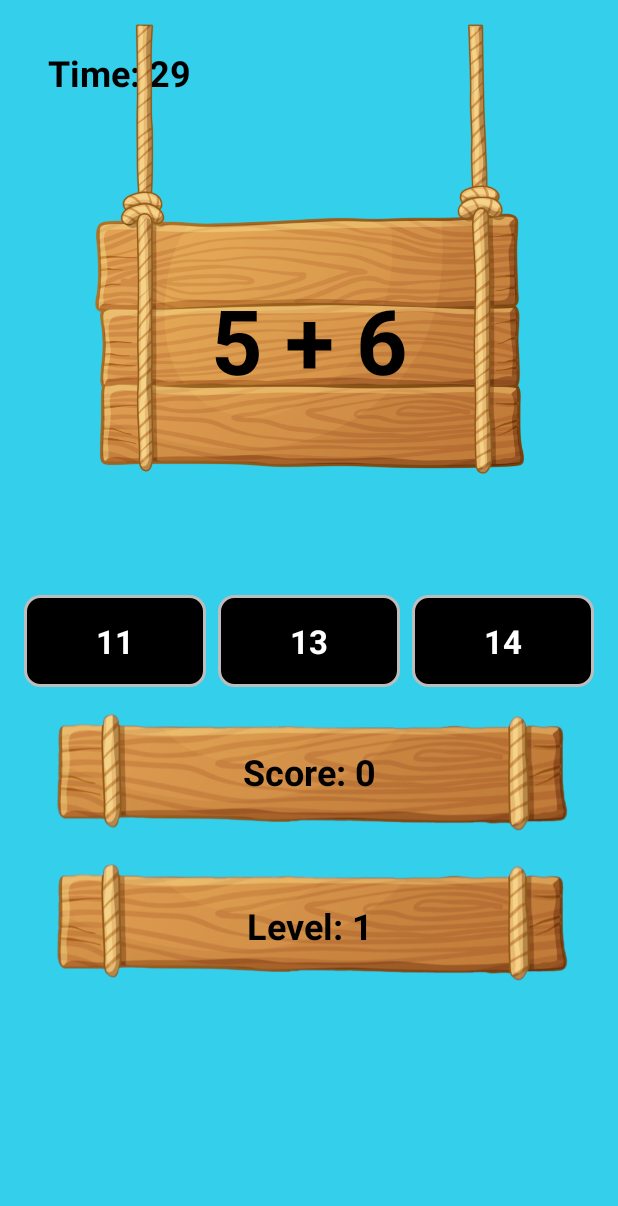
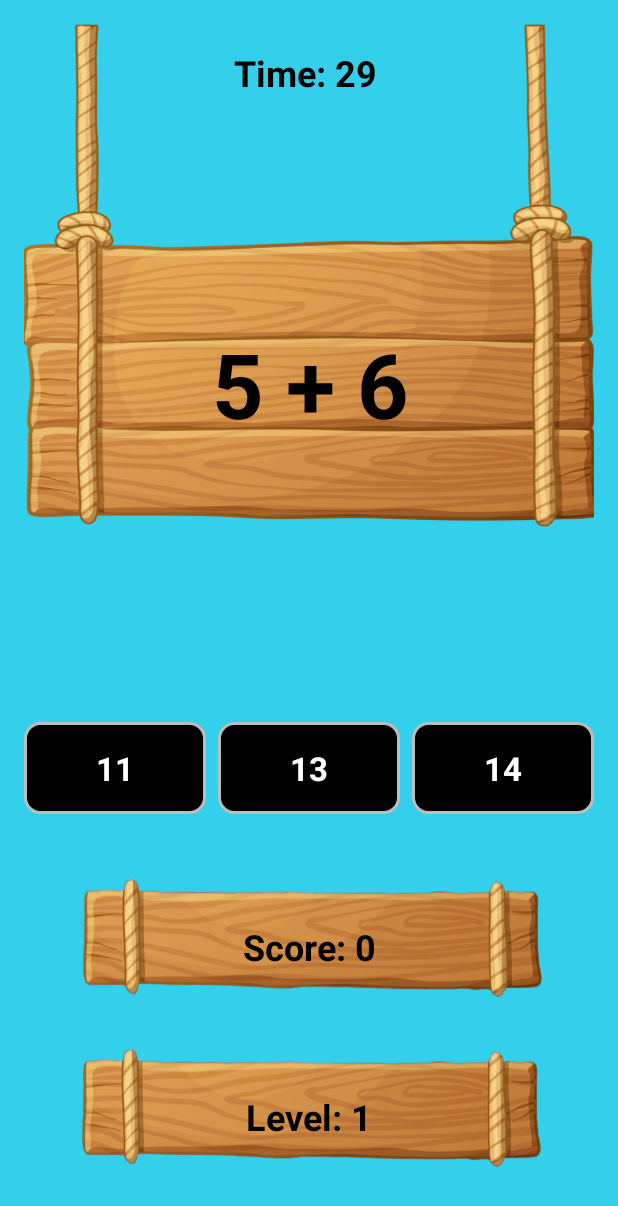
Before and after one commit to DominikHupko/Pirates, an Android app: the TaskGeneratorActivity screen opened directly, with no data from a screen before it, on a phone screen of 412 x 824 dp. Shown: the top 1206 px of the screen. Run offline under Robolectric (Android 15) with nearby library versions, the phone set to English and light mode, and no system bars.

Commit message:
constrint fix

```diff
--- a/app/src/main/java/com/example/pi_rates/TaskGeneratorActivity.java
+++ b/app/src/main/java/com/example/pi_rates/TaskGeneratorActivity.java
@@ -168,8 +168,10 @@ public class TaskGeneratorActivity extends AppCompatActivity {
     }
 
     private void showLevelUpPopup() {
+
         LevelUpPopupFragment popupFragment = new LevelUpPopupFragment();
         popupFragment.show(getSupportFragmentManager(), "LevelUpPopup");
+
     }
 
 }
--- a/app/src/main/res/layout/activity_task_generator.xml
+++ b/app/src/main/res/layout/activity_task_generator.xml
@@ -16,40 +16,45 @@
         android:textColor="@color/black"
         android:textSize="24sp"
         android:textStyle="bold"
-        android:layout_marginStart="16dp"
+        android:layout_marginStart="140dp"
         android:layout_marginTop="16dp"
         app:layout_constraintStart_toStartOf="parent"
         app:layout_constraintTop_toTopOf="parent" />
 
     <TextView
         android:id="@+id/levelTextView"
-        android:layout_width="wrap_content"
-        android:layout_height="wrap_content"
+        android:layout_width="342dp"
+        android:layout_height="97dp"
+        android:layout_marginTop="16dp"
+        android:background="@drawable/sign2"
+        android:elevation="1dp"
+        android:gravity="center"
         android:text="Level: 1"
+        android:textColor="@color/black"
         android:textSize="24sp"
-        android:textColor="@color/black"
         android:textStyle="bold"
-        android:elevation="1dp"
-        android:layout_marginTop="70dp"
-        android:gravity="center"
-        app:layout_constraintTop_toBottomOf="@id/scoreTextView"
+        app:layout_constraintEnd_toEndOf="parent"
+        app:layout_constraintHorizontal_bias="0.498"
         app:layout_constraintStart_toStartOf="parent"
-        app:layout_constraintEnd_toEndOf="parent"/>
+        app:layout_constraintTop_toBottomOf="@id/scoreTextView" />
 
     <TextView
         android:id="@+id/taskTextView"
+        android:layout_width="388dp"
+        android:layout_height="335dp"
+        android:background="@drawable/sign"
         android:elevation="1dp"
-        android:layout_width="wrap_content"
-        android:layout_height="wrap_content"
+        android:gravity="bottom"
         android:text="Task Question"
+        android:textAlignment="center"
+        android:paddingBottom="55dp"
+        android:textColor="@color/black"
         android:textSize="60sp"
-        android:textColor="@color/black"
-        android:gravity="center"
-        android:layout_marginTop="170dp"
         android:textStyle="bold"
+        app:layout_constraintEnd_toEndOf="parent"
+        app:layout_constraintStart_toStartOf="parent"
         app:layout_constraintTop_toTopOf="parent"
-        app:layout_constraintStart_toStartOf="parent"
-        app:layout_constraintEnd_toEndOf="parent"/>
+        tools:ignore="RtlCompat" />
 
     <LinearLayout
         android:id="@+id/answerLayout"
@@ -114,65 +119,29 @@
         android:id="@+id/feedbackTextView"
         android:layout_width="wrap_content"
         android:layout_height="wrap_content"
+        android:gravity="center"
+        android:textColor="#666666"
         android:textSize="30sp"
-        android:textColor="#666666"
         android:textStyle="bold"
-        android:layout_marginTop="20dp"
-        android:gravity="center"
-        app:layout_constraintTop_toBottomOf="@id/imageView"
+        app:layout_constraintTop_toBottomOf="@id/taskTextView"
+        app:layout_constraintEnd_toEndOf="parent"
         app:layout_constraintStart_toStartOf="parent"
-        app:layout_constraintEnd_toEndOf="parent"/>
+        tools:layout_editor_absoluteY="336dp" />
 
     <TextView
         android:id="@+id/scoreTextView"
-        android:layout_width="wrap_content"
-        android:layout_height="wrap_content"
+        android:layout_width="342dp"
+        android:layout_height="97dp"
+        android:layout_marginTop="40dp"
+        android:background="@drawable/sign2"
+        android:elevation="1dp"
+        android:gravity="center"
         android:text="Score: 0"
+        android:textColor="@color/black"
         android:textSize="24sp"
-        android:textColor="@color/black"
         android:textStyle="bold"
-        android:elevation="1dp"
-        android:layout_marginTop="40dp"
-        android:gravity="center"
-        app:layout_constraintTop_toBottomOf="@id/answerLayout"
+        app:layout_constraintEnd_toEndOf="parent"
         app:layout_constraintStart_toStartOf="parent"
-        app:layout_constraintEnd_toEndOf="parent"/>
-
-    <ImageView
-        android:id="@+id/imageView"
-        android:layout_width="350dp"
-        android:layout_height="300dp"
-        android:elevation="0dp"
-        app:srcCompat="@drawable/sign"
-        tools:layout_editor_absoluteX="40dp"
-        tools:layout_editor_absoluteY="516dp"
-        app:layout_constraintTop_toTopOf="parent"
-        app:layout_constraintStart_toStartOf="parent"
-        app:layout_constraintEnd_toEndOf="parent"
-        android:layout_marginTop="0dp"
-        android:layout_marginStart="0dp"/>
-
-    <ImageView
-        android:id="@+id/imageView2"
-        android:layout_width="wrap_content"
-        android:layout_height="wrap_content"
-        app:srcCompat="@drawable/sign2"
-        tools:layout_editor_absoluteX="24dp"
-        tools:layout_editor_absoluteY="592dp"
-        app:layout_constraintStart_toStartOf="parent"
-        app:layout_constraintTop_toTopOf="parent"
-        android:layout_marginTop="500dp"/>
-
-    <ImageView
-        android:id="@+id/imageView4"
-        android:layout_width="wrap_content"
-        android:layout_height="wrap_content"
-        app:srcCompat="@drawable/sign2"
-        tools:layout_editor_absoluteX="23dp"
-        tools:layout_editor_absoluteY="333dp"
-        app:layout_constraintStart_toStartOf="parent"
-        app:layout_constraintTop_toTopOf="parent"
-        android:layout_marginTop="400dp"
-        />
+        app:layout_constraintTop_toBottomOf="@id/answerLayout" />
 
 </androidx.constraintlayout.widget.ConstraintLayout>
```
Lines whose indentation alone changed are shown as unchanged.
